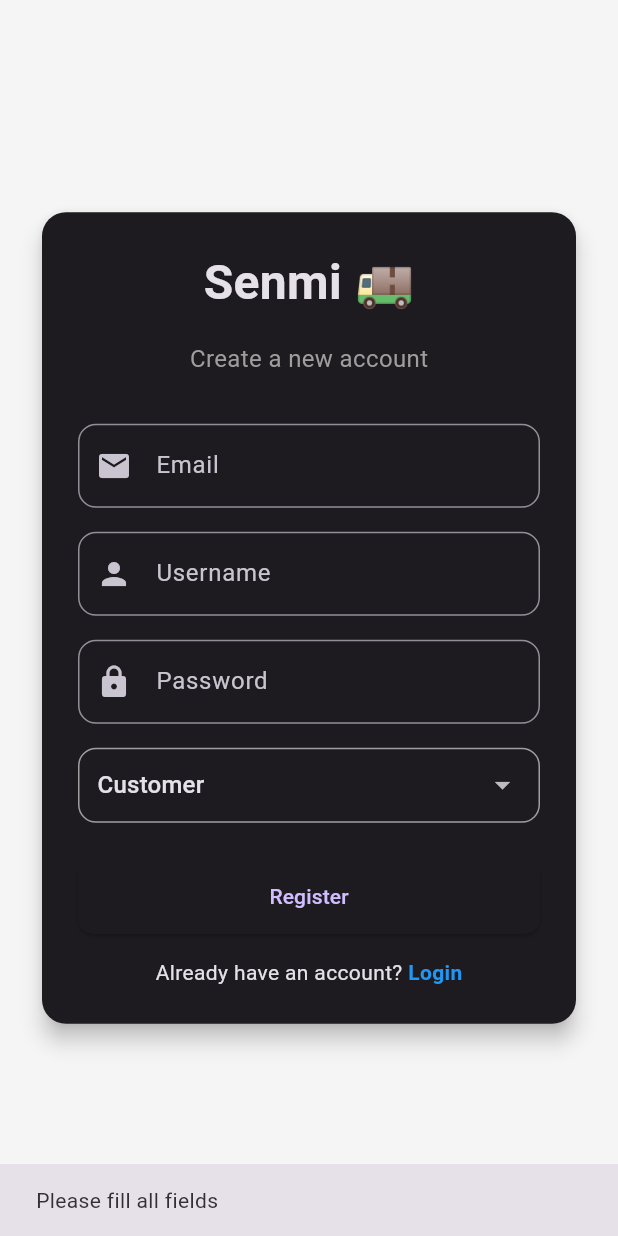
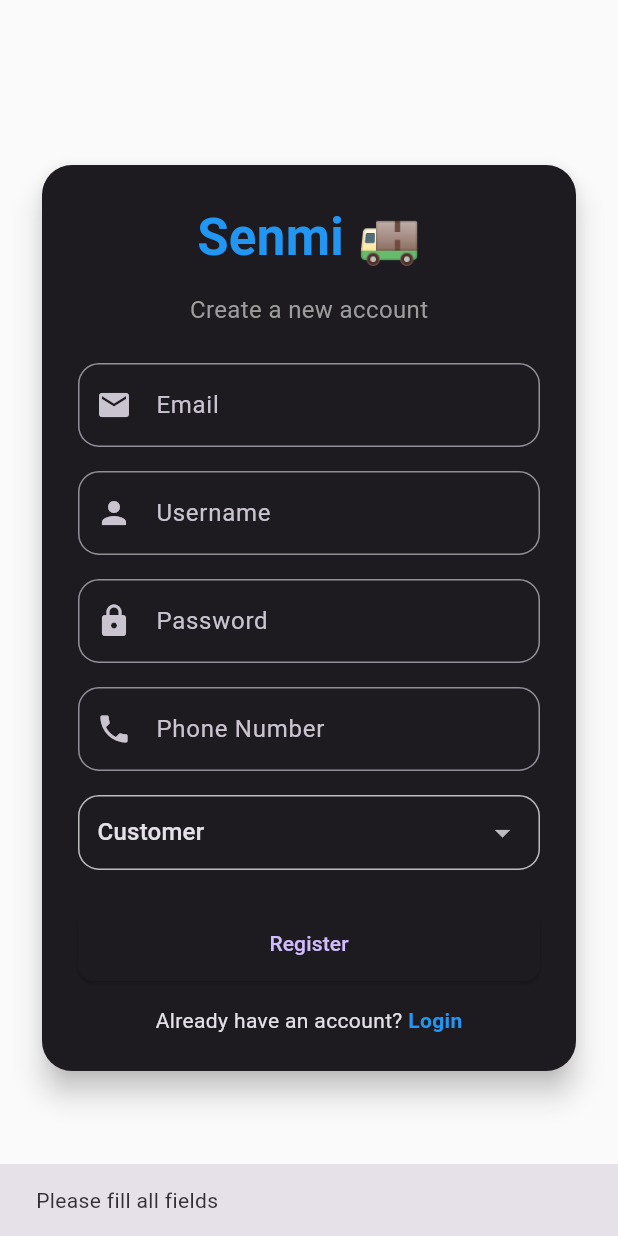
Before and after one commit to Senwin5/senmi, a Flutter app: the RegisterScreen screen opened directly, after a tap on "Register", on a phone screen of 412 x 824 dp. Run offline on Flutter 3.47's test engine with Material 3 defaults, Android fonts, the phone set to English and light mode, and no system bars; our stand-ins replace geocoding, google_maps_flutter, image_picker, permission_handler, shared_preferences; accounts and stored records are empty; network calls fail.

Commit message:
Customer package frontend created

```diff
--- a/lib/registration/auth/signup.dart
+++ b/lib/registration/auth/signup.dart
@@ -1,10 +1,8 @@
-import 'dart:convert';
 import 'package:flutter/material.dart';
+import 'package:senmi/screen_pages/features/customer/customer_bottomnav.dart';
 import 'package:senmi/screen_pages/features/rider/rider_complete_profile.dart';
-//import 'package:senmi/screen_pages/features/rider/rider_complete_profile.dart';
 import 'package:senmi/widgets/custom_buttom.dart';
 import '../../services/api_service.dart';
-import '../../screen_pages/features/customer/customer_home.dart';
 import '../auth/login.dart';
 
 class RegisterScreen extends StatefulWidget {
@@ -18,6 +16,7 @@ class _RegisterScreenState extends State<RegisterScreen> {
   final email = TextEditingController();
   final username = TextEditingController();
   final password = TextEditingController();
+  final phone = TextEditingController(); // ✅ Added phone controller
 
   String role = "customer"; // default
   bool loading = false;
@@ -27,11 +26,15 @@ class _RegisterScreenState extends State<RegisterScreen> {
     email.dispose();
     username.dispose();
     password.dispose();
+    phone.dispose(); // ✅ Dispose phone controller
     super.dispose();
   }
 
   void register() async {
-    if (email.text.isEmpty || username.text.isEmpty || password.text.isEmpty) {
+    if (email.text.isEmpty ||
+        username.text.isEmpty ||
+        password.text.isEmpty ||
+        (role == "customer" && phone.text.isEmpty)) {
       ScaffoldMessenger.of(context).showSnackBar(
         const SnackBar(content: Text("Please fill all fields")),
       );
@@ -45,6 +48,7 @@ class _RegisterScreenState extends State<RegisterScreen> {
       username: username.text,
       password: password.text,
       role: role,
+      phoneNumber: phone.text, // ✅ Send phone to backend
     );
 
     setState(() => loading = false);
@@ -62,29 +66,23 @@ class _RegisterScreenState extends State<RegisterScreen> {
         Navigator.pushReplacement(
           // ignore: use_build_context_synchronously
           context,
-          MaterialPageRoute(builder: (_) => const CustomerHome()),
+          MaterialPageRoute(builder: (_) => const CustomerBottomNav()),
         );
       }
     } else {
       String message = "Registration failed. Please try again.";
-
-      if (res.containsKey("body")) {
-        try {
-          final body = jsonDecode(res['body']);
-          if (body is Map<String, dynamic>) {
-            if (body.containsKey("email")) {
-              message = "This email is already in use.";
-            } else if (body.containsKey("username")) {
-              message = "This username is already taken.";
-            } else if (body.containsKey("password")) {
-              message = "Password error: ${body['password'].join(", ")}";
-            } else if (body.containsKey("detail")) {
-              message = body['detail'];
-            }
-          }
-        } catch (_) {}
+      if (res.containsKey("email")) {
+        message = res['email'][0]; // Django sends errors as list
+      } else if (res.containsKey("username")) {
+        message = res['username'][0];
+      } else if (res.containsKey("password")) {
+        message = res['password'][0];
+      } else if (res.containsKey("phone_number")) {
+        message = res['phone_number'][0];
       } else if (res.containsKey("error")) {
         message = res['error'];
+      } else if (res.containsKey("detail")) {
+        message = res['detail'];
       }
 
       // ignore: use_build_context_synchronously
@@ -97,16 +95,16 @@ class _RegisterScreenState extends State<RegisterScreen> {
   @override
   Widget build(BuildContext context) {
     return Scaffold(
-      backgroundColor: Colors.grey[100],
+      backgroundColor: Colors.grey[50], // ✅ lighter background
       body: Stack(
         children: [
           Center(
             child: SingleChildScrollView(
               padding: const EdgeInsets.symmetric(horizontal: 24),
               child: Card(
-                elevation: 6,
+                elevation: 8, // slightly higher elevation for nice shadow
                 shape: RoundedRectangleBorder(
-                  borderRadius: BorderRadius.circular(16),
+                  borderRadius: BorderRadius.circular(20),
                 ),
                 child: Padding(
                   padding: const EdgeInsets.all(24),
@@ -116,23 +114,24 @@ class _RegisterScreenState extends State<RegisterScreen> {
                       const Text(
                         "Senmi 🚚",
                         style: TextStyle(
-                          fontSize: 32,
+                          fontSize: 34,
                           fontWeight: FontWeight.bold,
+                          color: Colors.blue,
                         ),
                       ),
-                      const SizedBox(height: 16),
+                      const SizedBox(height: 12),
                       const Text(
                         "Create a new account",
                         style: TextStyle(fontSize: 16, color: Colors.grey),
                       ),
-                      const SizedBox(height: 32),
+                      const SizedBox(height: 24),
                       TextField(
                         controller: email,
                         keyboardType: TextInputType.emailAddress,
                         decoration: InputDecoration(
                           labelText: "Email",
                           border: OutlineInputBorder(
-                            borderRadius: BorderRadius.circular(12),
+                            borderRadius: BorderRadius.circular(14),
                           ),
                           prefixIcon: const Icon(Icons.email),
                         ),
@@ -143,7 +142,7 @@ class _RegisterScreenState extends State<RegisterScreen> {
                         decoration: InputDecoration(
                           labelText: "Username",
                           border: OutlineInputBorder(
-                            borderRadius: BorderRadius.circular(12),
+                            borderRadius: BorderRadius.circular(14),
                           ),
                           prefixIcon: const Icon(Icons.person),
                         ),
@@ -155,25 +154,42 @@ class _RegisterScreenState extends State<RegisterScreen> {
                         decoration: InputDecoration(
                           labelText: "Password",
                           border: OutlineInputBorder(
-                            borderRadius: BorderRadius.circular(12),
+                            borderRadius: BorderRadius.circular(14),
                           ),
                           prefixIcon: const Icon(Icons.lock),
                         ),
                       ),
                       const SizedBox(height: 16),
+                      // ✅ Phone field only visible for customer
+                      if (role == "customer") ...[
+                        TextField(
+                          controller: phone,
+                          keyboardType: TextInputType.phone,
+                          decoration: InputDecoration(
+                            labelText: "Phone Number",
+                            border: OutlineInputBorder(
+                              borderRadius: BorderRadius.circular(14),
+                            ),
+                            prefixIcon: const Icon(Icons.phone),
+                          ),
+                        ),
+                        const SizedBox(height: 16),
+                      ],
                       Container(
                         padding: const EdgeInsets.symmetric(horizontal: 12),
                         decoration: BoxDecoration(
-                          border: Border.all(color: Colors.grey),
-                          borderRadius: BorderRadius.circular(12),
+                          border: Border.all(color: Colors.grey.shade400),
+                          borderRadius: BorderRadius.circular(14),
                         ),
                         child: DropdownButton<String>(
                           value: role,
                           isExpanded: true,
                           underline: const SizedBox(),
                           items: const [
-                            DropdownMenuItem(value: "customer", child: Text("Customer")),
-                            DropdownMenuItem(value: "rider", child: Text("Rider")),
+                            DropdownMenuItem(
+                                value: "customer", child: Text("Customer")),
+                            DropdownMenuItem(
+                                value: "rider", child: Text("Rider")),
                           ],
                           onChanged: (val) {
                             if (val != null) setState(() => role = val);
@@ -181,12 +197,12 @@ class _RegisterScreenState extends State<RegisterScreen> {
                         ),
                       ),
                       const SizedBox(height: 24),
-                     CustomButton(
+                      CustomButton(
                         text: "Register",
                         onPressed: register,
                         fullWidth: true,
                         padding: const EdgeInsets.symmetric(vertical: 16),
-                        color: Colors.blue, // ✅ Replace null with a valid color
+                        color: Colors.blue,
                       ),
                       const SizedBox(height: 16),
                       Row(
@@ -197,7 +213,8 @@ class _RegisterScreenState extends State<RegisterScreen> {
                             onTap: () {
                               Navigator.pushReplacement(
                                 context,
-                                MaterialPageRoute(builder: (_) => const LoginScreen()),
+                                MaterialPageRoute(
+                                    builder: (_) => const LoginScreen()),
                               );
                             },
                             child: const Text(
@@ -209,7 +226,7 @@ class _RegisterScreenState extends State<RegisterScreen> {
                             ),
                           )
                         ],
-                      )
+                      ),
                     ],
                   ),
                 ),
@@ -218,8 +235,11 @@ class _RegisterScreenState extends State<RegisterScreen> {
           ),
           if (loading)
             Container(
-              color: Colors.black45,
-              child: const Center(child: CircularProgressIndicator()),
+              // ignore: deprecated_member_use
+              color: Colors.white.withOpacity(0.7), // ✅ lighter overlay
+              child: const Center(
+                child: CircularProgressIndicator(color: Colors.blue),
+              ),
             ),
         ],
       ),
--- a/lib/services/api_service.dart
+++ b/lib/services/api_service.dart
@@ -92,10 +92,10 @@ class ApiService {
   required String username,
   required String password,
   required String role,
+  String? phoneNumber, // new optional parameter
 }) async {
   try {
-      final response = await http
-          .post(
+    final response = await http.post(
       Uri.parse("$baseUrl/register/"),
       headers: {
         "Content-Type": "application/json",
@@ -106,9 +106,9 @@ class ApiService {
         "username": username,
         "password": password,
         "role": role,
+        "phone_number": phoneNumber, // send if provided
       }),
-          )
-          .timeout(const Duration(seconds: 59));
+    ).timeout(const Duration(seconds: 59));
 
     final body = jsonDecode(response.body);
 
@@ -121,6 +121,7 @@ class ApiService {
     return {"error": e.toString()};
   }
 }
+
 
   // ==========================
   // 📦 CREATE PACKAGE (Customer)
```
Also changed, not shown: lib/screen_pages/features/customer/profile_screen.dart (+131 -67 lines). Lines whose indentation alone changed are shown as unchanged.
